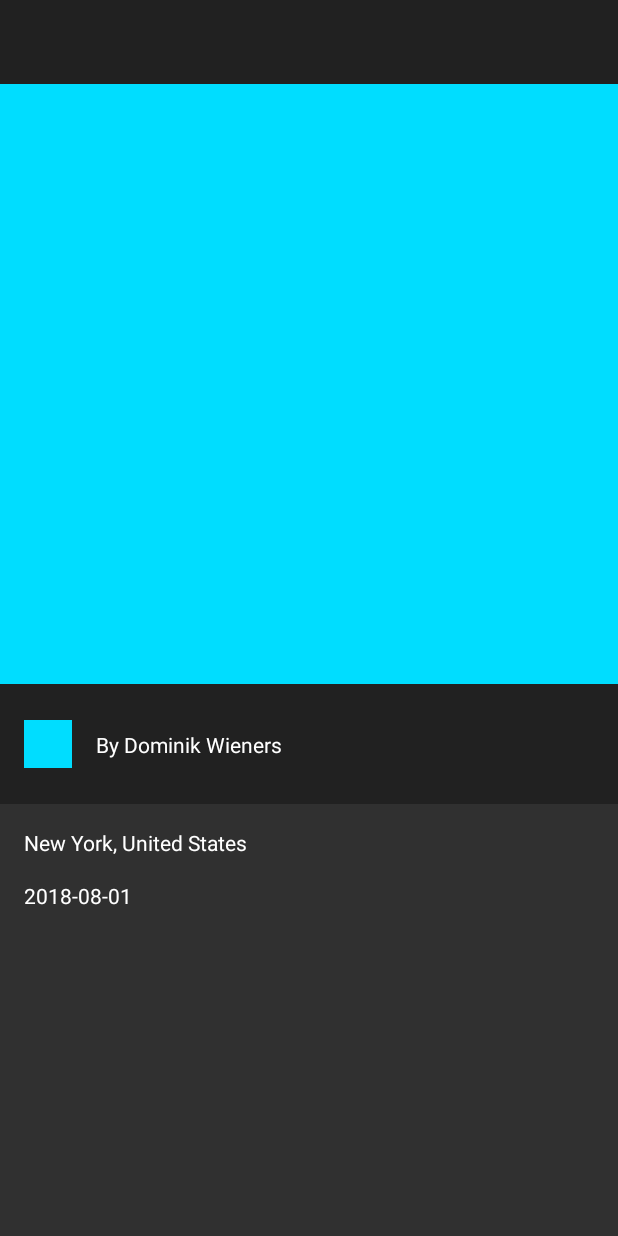
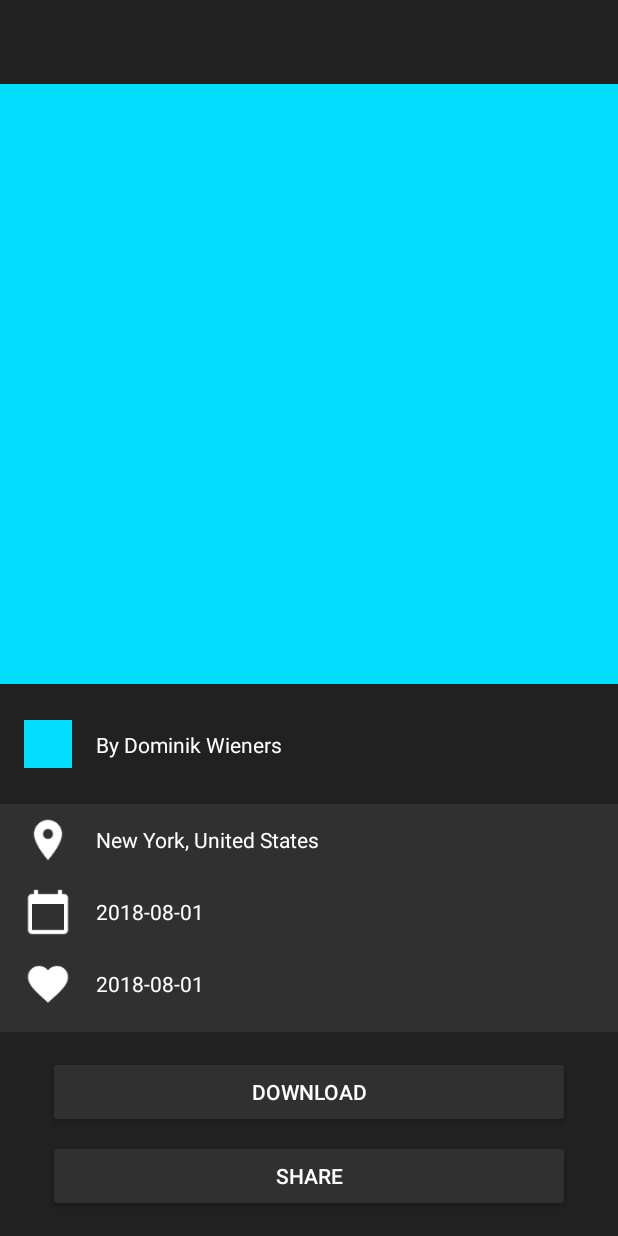
Before and after one commit to dwieners/Luna, an Android app: the layout activity_unsplash_detail.xml on its own in the app's theme, with its tools: preview values and no code run, on a phone screen of 412 x 824 dp. Run offline under Robolectric (Android 15) with nearby library versions, the phone set to English and light mode, and no system bars.

Commit message:
Add UnsplashDetailActivity rendering

```diff
--- a/app/src/main/java/de/dominikwieners/luna/view/UnsplashDetailActivity.kt
+++ b/app/src/main/java/de/dominikwieners/luna/view/UnsplashDetailActivity.kt
@@ -16,6 +16,8 @@ import de.dominikwieners.luna.model.UnsplashPictureResponse
 import javax.inject.Inject
 import android.util.DisplayMetrics
 import de.dominikwieners.luna.viewmodel.UnsplashDetailViewModel
+import java.sql.Timestamp
+import java.text.SimpleDateFormat
 
 
 class UnsplashDetailActivity : AppCompatActivity() {
@@ -59,8 +61,8 @@ class UnsplashDetailActivity : AppCompatActivity() {
     }
 
     private fun setImages(){
-        Picasso.get().load(binding.viewmodel!!.detail.value!!.urls?.small).into(binding.unsplashDetailIvUnsplash)
-        Picasso.get().load(binding.viewmodel!!.detail.value!!.user?.profile_image?.small).into(binding.unsplashDetailIvUser)
+       Picasso.get().load(binding.viewmodel!!.detail.value!!.urls?.small).into(binding.unsplashDetailIvPhoto)
+       Picasso.get().load(binding.viewmodel!!.detail.value!!.user?.profile_image?.small).into(binding.unsplashDetailIvUser)
     }
 
     override fun onBackPressed() {
--- a/app/src/main/java/de/dominikwieners/luna/viewmodel/UnsplashDetailViewModel.kt
+++ b/app/src/main/java/de/dominikwieners/luna/viewmodel/UnsplashDetailViewModel.kt
@@ -3,6 +3,11 @@ package de.dominikwieners.luna.viewmodel
 import android.arch.lifecycle.MutableLiveData
 import android.arch.lifecycle.ViewModel
 import de.dominikwieners.luna.model.UnsplashPictureResponse
+import com.squareup.picasso.Picasso
+import android.databinding.BindingAdapter
+import android.graphics.Color
+import android.widget.ImageView
+
 
 class UnsplashDetailViewModel:ViewModel(){
 
@@ -12,5 +17,30 @@ class UnsplashDetailViewModel:ViewModel(){
         this.detail.value = unsplashPictureResponse
     }
 
+    fun createdAt():String {
+        var time: String = detail.value!!.created_at!!
+        println(time)
+        return time.substring(0, 10)
+    }
+
+    fun location():String{
+        var str:String? = detail.value!!.user!!.location
+        str?.let {
+            return str
+        }
+        return "---"
+    }
+
+    fun likes():String{
+        var str = detail.value!!.likes.toString()
+        return str
+    }
+
+    fun color():Int{
+        var color = detail.value!!.color!!
+        return Color.parseColor(color)
+    }
+
+
 
 }
--- a/app/src/main/res/layout/activity_unsplash_detail.xml
+++ b/app/src/main/res/layout/activity_unsplash_detail.xml
@@ -29,7 +29,7 @@
                 app:layout_scrollFlags="scroll|enterAlways|snap" />
 
             <ImageView
-                android:id="@+id/unsplash_detail_iv_unsplash"
+                android:id="@+id/unsplash_detail_iv_photo"
                 android:layout_width="0dp"
                 android:layout_height="400dp"
                 android:scaleType="centerCrop"
@@ -45,7 +45,7 @@
                 android:background="@color/previewBackgroundColor_dark"
                 app:layout_constraintEnd_toEndOf="parent"
                 app:layout_constraintStart_toStartOf="parent"
-                app:layout_constraintTop_toBottomOf="@+id/unsplash_detail_iv_unsplash">
+                app:layout_constraintTop_toBottomOf="@+id/unsplash_detail_iv_photo">
 
                 <ImageView
                     android:id="@+id/unsplash_detail_iv_user"
@@ -78,33 +78,129 @@
 
             </android.support.constraint.ConstraintLayout>
 
+            <LinearLayout
+                android:id="@+id/linearLayout"
+                android:layout_width="match_parent"
+                android:layout_height="wrap_content"
+                android:orientation="vertical"
+                app:layout_constraintEnd_toEndOf="parent"
+                app:layout_constraintStart_toStartOf="parent"
+                app:layout_constraintTop_toBottomOf="@+id/constraintLayout2">
+
+                <LinearLayout
+                    android:layout_width="match_parent"
+                    android:layout_height="wrap_content"
+                    android:orientation="horizontal"
+                    android:paddingHorizontal="16dp"
+                    android:paddingVertical="8dp">
+
+                    <ImageView
+                        android:id="@+id/unsplash_detail_iv_location"
+                        android:layout_width="32dp"
+                        android:layout_height="32dp"
+                        android:layout_marginRight="16dp"
+                        app:srcCompat="@drawable/baseline_location_on_white_36" />
+
                     <TextView
                         android:id="@+id/unsplash_detail_tv_location"
+                        android:layout_width="wrap_content"
+                        android:layout_height="wrap_content"
+                        android:layout_gravity="center_vertical"
+                        android:text="@{viewmodel.location}"
+                        tools:text="New York, United States" />
+                </LinearLayout>
+
+                <LinearLayout
+                    android:layout_width="match_parent"
+                    android:layout_height="wrap_content"
+                    android:orientation="horizontal"
+                    android:paddingHorizontal="16dp"
+                    android:paddingVertical="8dp">
+
+                    <ImageView
+                        android:id="@+id/unsplash_detail_iv_date"
+                        android:layout_width="32dp"
+                        android:layout_height="32dp"
+                        android:layout_marginRight="16dp"
+                        app:srcCompat="@drawable/baseline_calendar_today_white_36" />
+
+                    <TextView
+                        android:id="@+id/unsplash_detail_tv_date"
+                        android:layout_width="wrap_content"
+                        android:layout_height="wrap_content"
+                        android:layout_gravity="center_vertical"
+                        android:text="@{viewmodel.createdAt}"
+                        tools:text="2018-08-01" />
+
+                </LinearLayout>
+
+                <LinearLayout
+                    android:layout_width="match_parent"
+                    android:layout_height="wrap_content"
+                    android:orientation="horizontal"
+                    android:paddingHorizontal="16dp"
+                    android:paddingVertical="8dp">
+
+                    <ImageView
+                        android:id="@+id/unsplash_detail_iv_likes"
+                        android:layout_width="32dp"
+                        android:layout_height="32dp"
+                        android:layout_marginRight="16dp"
+                        app:srcCompat="@drawable/baseline_favorite_white_36" />
+
+                    <TextView
+                        android:id="@+id/unsplash_detail_tv_likes"
+                        android:layout_width="wrap_content"
+                        android:layout_height="wrap_content"
+                        android:layout_gravity="center_vertical"
+                        android:text="@{@string/unsplash_detail_likes(viewmodel.likes)}"
+                        tools:text="2018-08-01" />
+
+                </LinearLayout>
+
+            </LinearLayout>
+
+            <android.support.constraint.ConstraintLayout
                 android:layout_width="0dp"
                 android:layout_height="wrap_content"
-                android:layout_marginEnd="16dp"
-                android:layout_marginStart="16dp"
-                android:layout_marginTop="16dp"
-                android:text="@{viewmodel.detail.user.location}"
+                android:background="@color/previewBackgroundColor_dark"
+                app:layout_constraintBottom_toBottomOf="parent"
                 app:layout_constraintEnd_toEndOf="parent"
                 app:layout_constraintHorizontal_bias="0.0"
                 app:layout_constraintStart_toStartOf="parent"
-                app:layout_constraintTop_toBottomOf="@+id/constraintLayout2"
-                tools:text="New York, United States" />
+                app:layout_constraintTop_toBottomOf="@+id/linearLayout"
+                app:layout_constraintVertical_bias="1.0">
 
-            <TextView
-                android:id="@+id/unsplash_detail_tv_date"
+                <Button
+                    android:id="@+id/unsplash_detail_tv_download"
+                    style="@style/LunaDarkTheme.Button"
                     android:layout_width="0dp"
-                android:layout_height="wrap_content"
-                android:layout_marginEnd="16dp"
-                android:layout_marginStart="16dp"
+                    android:layout_height="48dp"
+                    android:layout_marginEnd="32dp"
+                    android:layout_marginStart="32dp"
                     android:layout_marginTop="16dp"
-                android:text="2018-09-01"
+                    android:text="Download"
                     app:layout_constraintEnd_toEndOf="parent"
+                    app:layout_constraintHorizontal_bias="1.0"
                     app:layout_constraintStart_toStartOf="parent"
-                app:layout_constraintTop_toBottomOf="@+id/unsplash_detail_tv_location"
-                tools:text="2018-08-01" />
+                    app:layout_constraintTop_toTopOf="parent" />
 
+                <Button
+                    android:id="@+id/unsplash_detail_tv_share"
+                    style="@style/LunaDarkTheme.Button"
+                    android:layout_width="0dp"
+                    android:layout_height="48dp"
+                    android:layout_marginEnd="32dp"
+                    android:layout_marginStart="32dp"
+                    android:layout_marginTop="8dp"
+                    android:layout_marginBottom="16dp"
+                    android:text="Share"
+                    app:layout_constraintEnd_toEndOf="parent"
+                    app:layout_constraintHorizontal_bias="1.0"
+                    app:layout_constraintStart_toStartOf="parent"
+                    app:layout_constraintTop_toBottomOf="@id/unsplash_detail_tv_download"
+                    app:layout_constraintBottom_toBottomOf="parent"/>
+            </android.support.constraint.ConstraintLayout>
 
         </android.support.constraint.ConstraintLayout>
 
--- a/app/src/main/res/values/colors.xml
+++ b/app/src/main/res/values/colors.xml
@@ -44,4 +44,6 @@
     <color name="progressBar_red">#e91e63</color>
     <color name="progressBar_blue">#2196f3</color>
     <color name="progressBar_green">#19e68c</color>
+
+    <color name="button_pink">#FE0186</color>
 </resources>
--- a/app/src/main/res/values/strings.xml
+++ b/app/src/main/res/values/strings.xml
@@ -2,4 +2,6 @@
     <string name="app_name">Luna</string>
 
     <string name="unsplash_detail_user">By %1$s %2$s</string>
+    <string name="unsplash_detail_likes">%1$s Likes</string>
+    <string name="unsplash_detail_downloads">%1$s Downloads</string>
 </resources>
--- a/app/src/main/res/values/styles.xml
+++ b/app/src/main/res/values/styles.xml
@@ -31,6 +31,11 @@
         <item name="android:itemBackground">@color/previewBackgroundColor_light</item>
     </style>
 
+    <style name="LunaDarkTheme.Button" parent="Widget.AppCompat.Button.Colored">
+        <item name="android:backgroundTint" tools:targetApi="lollipop">@color/previewBackgroundColor_light</item>
+        <item name="android:textColor">@color/white</item>
+    </style>
+
 
     <style name="LunaDarkTheme.AppBarOverlay" parent="ThemeOverlay.AppCompat.Light" />
 
```
Also changed, not shown: app/src/main/res/drawable-xhdpi/baseline_calendar_today_white_36.png (added), app/src/main/res/drawable-xhdpi/baseline_favorite_white_36.png (added), app/src/main/res/drawable-xhdpi/baseline_location_on_white_36.png (added), app/src/main/res/drawable-xxxhdpi/baseline_calendar_today_white_36.png (added), app/src/main/res/drawable-xxxhdpi/baseline_favorite_white_36.png (added), app/src/main/res/drawable-xxxhdpi/baseline_location_on_white_36.png (added). Lines whose indentation alone changed are shown as unchanged.
